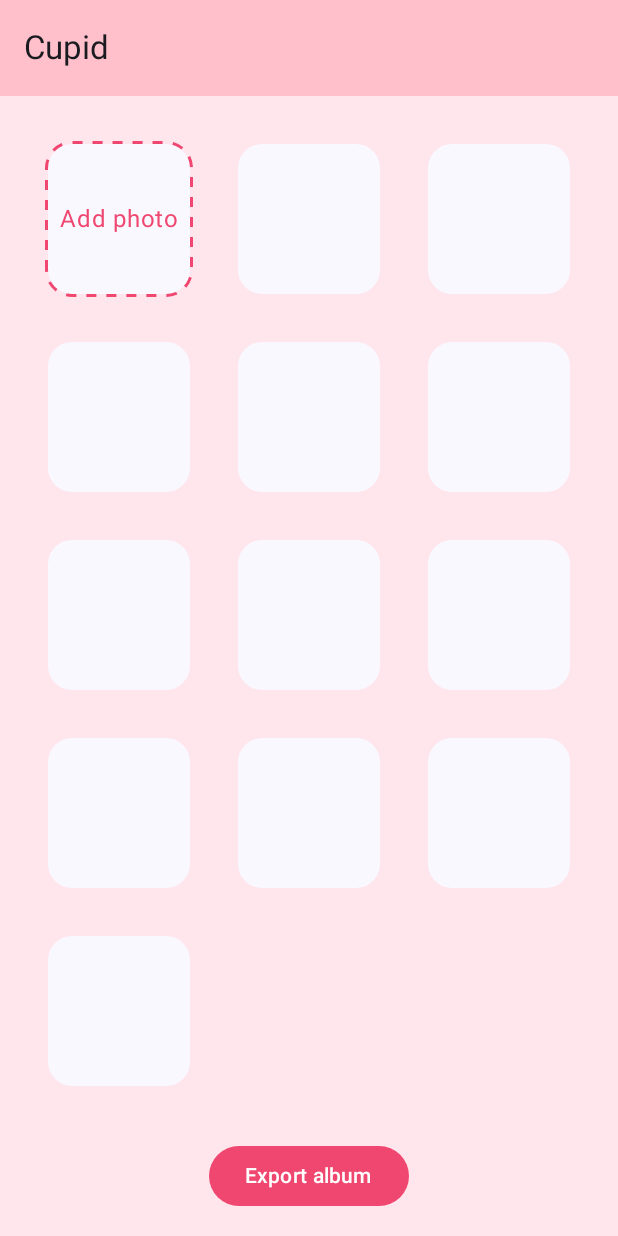
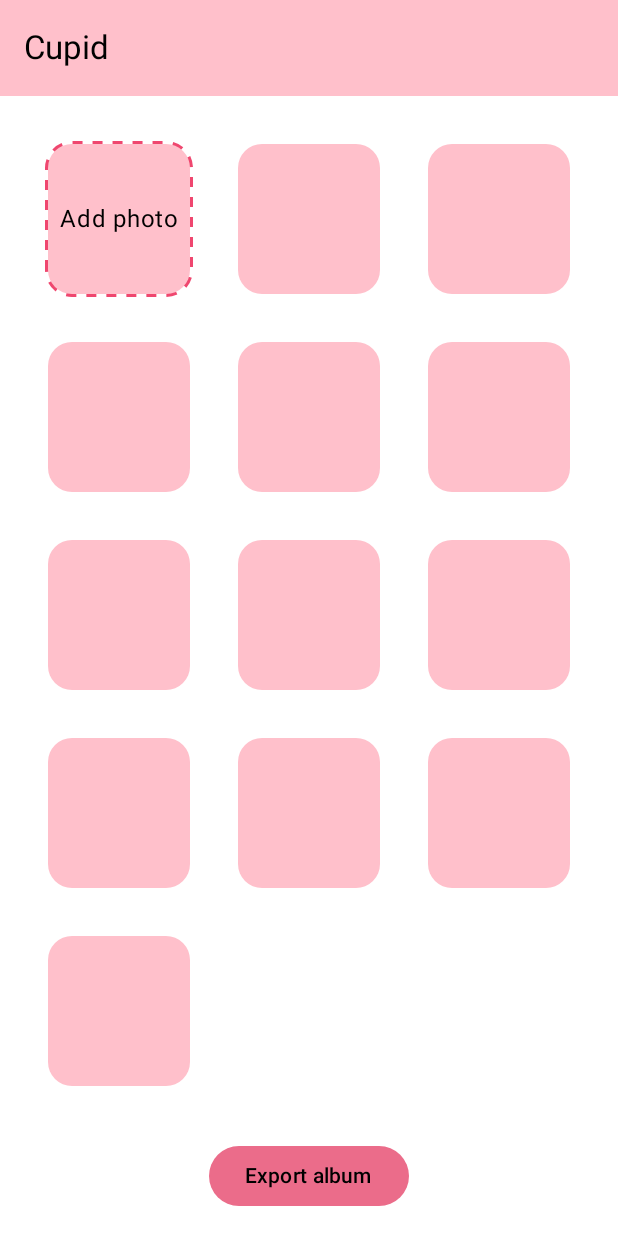
Before and after one commit to matex3525/s5-Android-APP, an Android app built with Jetpack Compose: the screen it shows after launch (MainActivity), after a tap on "Create your first album", on a phone screen of 412 x 824 dp. Run offline under Robolectric (Android 15) with nearby library versions, the phone set to English and light mode, and no system bars.

Commit message:
Fixed theming and advanced the main menu.

```diff
--- a/s5app/app/src/main/java/com/example/s5app/MainActivity.kt
+++ b/s5app/app/src/main/java/com/example/s5app/MainActivity.kt
@@ -4,27 +4,18 @@ import android.os.Bundle
 import androidx.activity.ComponentActivity
 import androidx.activity.compose.setContent
 import androidx.activity.enableEdgeToEdge
-import androidx.compose.foundation.layout.Arrangement
-import androidx.compose.foundation.layout.Column
-import androidx.compose.foundation.layout.PaddingValues
 import androidx.compose.foundation.layout.fillMaxSize
 import androidx.compose.foundation.layout.padding
-import androidx.compose.material3.Button
 import androidx.compose.material3.ExperimentalMaterial3Api
+import androidx.compose.material3.MaterialTheme
 import androidx.compose.material3.Scaffold
 import androidx.compose.material3.Text
 import androidx.compose.material3.TopAppBar
 import androidx.compose.material3.TopAppBarDefaults
+import androidx.compose.material3.contentColorFor
 import androidx.compose.runtime.Composable
-import androidx.compose.runtime.getValue
-import androidx.compose.runtime.mutableIntStateOf
-import androidx.compose.runtime.remember
-import androidx.compose.runtime.setValue
-import androidx.compose.ui.Alignment
 import androidx.compose.ui.Modifier
-import androidx.compose.ui.graphics.Color
 import androidx.compose.ui.tooling.preview.Preview
-import androidx.compose.ui.unit.dp
 import androidx.navigation.compose.NavHost
 import androidx.navigation.compose.composable
 import androidx.navigation.compose.rememberNavController
@@ -34,68 +25,57 @@ import com.example.s5app.screen.AlbumScreen
 import com.example.s5app.screen.MainScreen
 import com.example.s5app.ui.theme.S5appTheme
 
-class MainActivity : ComponentActivity() {
-
+@Composable
 @OptIn(ExperimentalMaterial3Api::class)
-    override fun onCreate(savedInstanceState: Bundle?) {
-        val pinkColor = Color(0xFFFFC0CB)
-        super.onCreate(savedInstanceState)
-        enableEdgeToEdge()
-        setContent {
-            S5appTheme {
+fun MainActivityScreen(startDestination: Any) {
     val navController = rememberNavController()
-                Scaffold(modifier = Modifier.fillMaxSize(),
+    Scaffold(
+        modifier = Modifier.fillMaxSize(),
         topBar = {
             TopAppBar(
                 title = { Text("Cupid") },
-                            colors = TopAppBarDefaults.topAppBarColors(containerColor = pinkColor)
+                colors = TopAppBarDefaults.topAppBarColors(
+                    containerColor = MaterialTheme.colorScheme.surface,
+                    titleContentColor = contentColorFor(MaterialTheme.colorScheme.surface)
                 )
-                    },
-                    content = {
-                        NavHost( navController = navController,
-                            startDestination = MainScreen,
-                            modifier = Modifier.padding(it) )
-                        {
+            )
+        }
+    ) {
+        NavHost(
+            navController = navController,
+            startDestination = startDestination,
+            modifier = Modifier.padding(it)
+        ) {
             composable<MainScreen> {
-                                MainScreen(PaddingValues(horizontal = 48.dp), navController)
+                MainScreen(navController)
             }
             composable<AlbumScreen> {
                 AlbumScreen()
             }
         }
     }
-                )
-            }
-        }
-    }
 }
 
-@Composable
-fun Greeting(name: String, modifier: Modifier = Modifier) {
-    var count by remember {
-        mutableIntStateOf(0)
+class MainActivity : ComponentActivity() {
+    override fun onCreate(savedInstanceState: Bundle?) {
+        super.onCreate(savedInstanceState)
+        enableEdgeToEdge()
+        setContent {
+            S5appTheme {
+                MainActivityScreen(MainScreen)
             }
-    Column(modifier = Modifier.fillMaxSize(), horizontalAlignment = Alignment.CenterHorizontally, verticalArrangement = Arrangement.Center) {
-        Text(
-            text = "Hello",
-            modifier = modifier,
-        )
-        Text(
-            text = name + count,
-            modifier = modifier,
-        )
-        Button(onClick = {
-            count++
-        }) {
-            Text(count.toString())
         }
     }
 }
 
 @Preview(showBackground = true)
 @Composable
-fun GreetingPreview() {
-    S5appTheme {
-        Greeting("Android")
+fun MainPreviewLightMode() = S5appTheme(darkTheme = false) {
+    MainActivityScreen(MainScreen)
 }
+
+@Preview(showBackground = true)
+@Composable
+fun MainPreviewDarkMode() = S5appTheme(darkTheme = true) {
+    MainActivityScreen(MainScreen)
 }
--- a/s5app/app/src/main/java/com/example/s5app/screen/AlbumScreen.kt
+++ b/s5app/app/src/main/java/com/example/s5app/screen/AlbumScreen.kt
@@ -1,6 +1,5 @@
 package com.example.s5app.screen
 
-import androidx.compose.foundation.background
 import androidx.compose.foundation.layout.Box
 import androidx.compose.foundation.layout.fillMaxSize
 import androidx.compose.foundation.layout.padding
@@ -9,13 +8,11 @@ import androidx.compose.foundation.lazy.grid.GridCells
 import androidx.compose.foundation.lazy.grid.LazyVerticalGrid
 import androidx.compose.foundation.shape.RoundedCornerShape
 import androidx.compose.material3.Button
-import androidx.compose.material3.ButtonDefaults
 import androidx.compose.material3.Surface
 import androidx.compose.material3.Text
 import androidx.compose.runtime.Composable
 import androidx.compose.ui.Alignment
 import androidx.compose.ui.Modifier
-import androidx.compose.ui.graphics.Color
 import androidx.compose.ui.unit.dp
 import com.example.s5app.extension.dashedBorder
 import androidx.compose.foundation.layout.Column
@@ -33,10 +30,12 @@ import androidx.compose.ui.platform.LocalContext
 import androidx.compose.foundation.clickable
 import androidx.compose.foundation.lazy.grid.items
 import androidx.compose.ui.graphics.ImageBitmap
+import androidx.compose.ui.tooling.preview.Preview
 import androidx.lifecycle.ViewModel
 import androidx.lifecycle.viewmodel.compose.viewModel
+import com.example.s5app.ui.theme.S5appTheme
 
-class AlbumScreenViewModel(): ViewModel() {
+class AlbumScreenViewModel : ViewModel() {
     val images = mutableStateListOf(AlbumImage(), AlbumImage(), AlbumImage(), AlbumImage(), AlbumImage(), AlbumImage(), AlbumImage(), AlbumImage(), AlbumImage(), AlbumImage(), AlbumImage(), AlbumImage())
     fun addImage(imageBitmap: ImageBitmap? = null) {
         images.add(AlbumImage(null, imageBitmap))
@@ -46,14 +45,10 @@ class AlbumScreenViewModel(): ViewModel() {
 @Composable
 fun AlbumScreen(vm: AlbumScreenViewModel = viewModel()) {
     Column(
-        modifier = Modifier
-            .background(Color(0xFFFFE5EC))
-            .fillMaxSize()
+        modifier = Modifier.fillMaxSize()
     ) {
         Box(
-            modifier = Modifier
-                .weight(1f)
-                .padding(16.dp)
+            modifier = Modifier.weight(1.0f).padding(16.dp)
         ) {
             LazyVerticalGrid(
                 columns = GridCells.Fixed(3),
@@ -74,10 +69,6 @@ fun AlbumScreen(vm: AlbumScreenViewModel = viewModel()) {
         ) {
             Button(
                 onClick = { /* Do something */ },
-                colors = ButtonDefaults.buttonColors(
-                    containerColor = Color(0xFFEF476F), // Background color
-                    contentColor = Color.White // Text color
-                )
             ) {
                 Text("Export album")
             }
@@ -137,7 +128,7 @@ fun AddImageGridCell(vm: AlbumScreenViewModel) {
         modifier = Modifier
             .padding(16.dp)
             .size(100.dp)
-            .dashedBorder(4.dp, Color(0xFFEF476F), 16.dp)
+            .dashedBorder(4.dp,MaterialTheme.colorScheme.secondary,16.dp)
             .clickable { expanded = true }
     ) {
         Box(
@@ -146,7 +137,7 @@ fun AddImageGridCell(vm: AlbumScreenViewModel) {
         ) {
             Text(
                 text = "Add photo",
-                color = Color(0xFFEF476F)
+                //color = Color(0xFFEF476F)
             )
         }
     }
@@ -157,9 +148,9 @@ fun AddImageGridCell(vm: AlbumScreenViewModel) {
     ) {
         DropdownMenuItem(
             onClick = {
-            expanded = false
-            val cameraIntent = Intent(MediaStore.ACTION_IMAGE_CAPTURE)
-            cameraLauncher.launch(cameraIntent)
+                expanded = false
+                val cameraIntent = Intent(MediaStore.ACTION_IMAGE_CAPTURE)
+                cameraLauncher.launch(cameraIntent)
             },
             text = {
                 Text("Camera")
@@ -167,8 +158,8 @@ fun AddImageGridCell(vm: AlbumScreenViewModel) {
         )
         DropdownMenuItem(
             onClick = {
-            expanded = false
-            galleryLauncher.launch("image/*")
+                expanded = false
+                galleryLauncher.launch("image/*")
             },
             text = {
                 Text("Gallery")
@@ -176,3 +167,15 @@ fun AddImageGridCell(vm: AlbumScreenViewModel) {
         )
     }
 }
+
+@Preview(showBackground = true,backgroundColor = 0xFFFFFFFF)
+@Composable
+fun AlbumScreenPreviewLightMode() = S5appTheme(darkTheme = false) {
+    AlbumScreen()
+}
+
+@Preview(showBackground = true,backgroundColor = 0xFF000000)
+@Composable
+fun AlbumScreenPreviewDarkMode() = S5appTheme(darkTheme = true) {
+    AlbumScreen()
+}
--- a/s5app/app/src/main/java/com/example/s5app/screen/MainScreen.kt
+++ b/s5app/app/src/main/java/com/example/s5app/screen/MainScreen.kt
@@ -4,60 +4,79 @@ import androidx.compose.foundation.background
 import androidx.compose.foundation.layout.Arrangement
 import androidx.compose.foundation.layout.Box
 import androidx.compose.foundation.layout.Column
-import androidx.compose.foundation.layout.PaddingValues
+import androidx.compose.foundation.layout.Row
 import androidx.compose.foundation.layout.Spacer
 import androidx.compose.foundation.layout.fillMaxSize
 import androidx.compose.foundation.layout.fillMaxWidth
 import androidx.compose.foundation.layout.height
-import androidx.compose.foundation.layout.padding
 import androidx.compose.foundation.layout.size
+import androidx.compose.foundation.layout.width
 import androidx.compose.foundation.shape.RoundedCornerShape
 import androidx.compose.material3.Button
-import androidx.compose.material3.ButtonDefaults
+import androidx.compose.material3.Surface
 import androidx.compose.material3.Text
+import androidx.compose.material3.TextField
 import androidx.compose.runtime.Composable
+import androidx.compose.runtime.getValue
+import androidx.compose.runtime.mutableStateOf
+import androidx.compose.runtime.remember
+import androidx.compose.runtime.setValue
 import androidx.compose.ui.Alignment
 import androidx.compose.ui.Modifier
 import androidx.compose.ui.graphics.Color
 import androidx.compose.ui.tooling.preview.Preview
 import androidx.compose.ui.unit.dp
 import androidx.navigation.NavController
-import com.example.s5app.Greeting
 import com.example.s5app.navigation.AlbumScreen
 import com.example.s5app.ui.theme.S5appTheme
 
 @Composable
-fun MainScreen(padding: PaddingValues = PaddingValues(horizontal = 48.dp), navController: NavController? = null) {
+fun MainScreen(navController: NavController? = null) {
+    var joinCodeText by remember { mutableStateOf("") }
     Box(
-        modifier = Modifier
-            .fillMaxSize() // Fill the entire screen
-            .background(Color(0xFFFFE5EC))
-            .padding(padding)
+        modifier = Modifier.fillMaxSize().background(Color.Transparent)
+    ) {
+        Surface(
+            modifier = Modifier.height(200.dp).fillMaxWidth(fraction = 0.9f).align(Alignment.Center),
+            shape = RoundedCornerShape(24.dp)
+        ) {
+            Column(
+                modifier = Modifier.fillMaxSize(),
+                horizontalAlignment = Alignment.CenterHorizontally,
+                verticalArrangement = Arrangement.Center
+            ) {
+                Text(text = "Welcome to Cupid")
+                Spacer(modifier = Modifier.size(width = 0.dp,height = 12.dp))
 
-    ) {
-        Box(
-            modifier = Modifier
-                .height(200.dp)
-                .fillMaxWidth()
-                .background(Color(0xFFFFC0CB), shape = RoundedCornerShape(16.dp))
-                .align(Alignment.Center)
-        ) {
-            Column(modifier = Modifier.fillMaxSize(), horizontalAlignment = Alignment.CenterHorizontally, verticalArrangement = Arrangement.Center) {
-                Text(text = "Welcome to Cupid")
-                Spacer(modifier = Modifier.size(width = 0.dp, height = 48.dp))
+                Row(
+                    modifier = Modifier.fillMaxWidth(),
+                    verticalAlignment = Alignment.CenterVertically,
+                    horizontalArrangement = Arrangement.Center
+                ) {
+                    TextField(
+                        modifier = Modifier.fillMaxWidth(0.5f),
+                        value = joinCodeText,
+                        onValueChange = { joinCodeText = it },
+                        label = { Text("Join code") }
+                    )
+                    Spacer(modifier = Modifier.width(8.dp))
+                    Button(
+                        modifier = Modifier.fillMaxWidth(0.5f),
+                        onClick = {
+                            //@TODO: Join to an event by code.
+                        }
+                    ) {
+                        Text(text = "Join")
+                    }
+                }
 
+                Text(text = "or")
 
-//        Text(
-//            text = name + count,
-//            modifier = Modifier,
-//        )
                 Button(
                     onClick = {
+                        //@TODO: Create a new event.
                         navController?.navigate(AlbumScreen)
-                    },
-                    colors = ButtonDefaults.buttonColors( containerColor = Color(0xFFEF476F), // Background color
-                        contentColor = Color.White // Text color
-                    )
+                    }
                 ) {
                     Text(text = "Create your first album")
                 }
@@ -66,10 +85,14 @@ fun MainScreen(padding: PaddingValues = PaddingValues(horizontal = 48.dp), navCo
     }
 }
 
-@Preview(showBackground = true)
+@Preview(showBackground = true,backgroundColor = 0xFFFFFFFF)
 @Composable
-fun MainScreenPreview() {
-    S5appTheme {
-        MainScreen()
-    }
+fun MainScreenPreviewLightMode() = S5appTheme(darkTheme = false) {
+    MainScreen()
 }
+
+@Preview(showBackground = true,backgroundColor = 0xFF000000)
+@Composable
+fun MainScreenPreviewDarkMode() = S5appTheme(darkTheme = true) {
+    MainScreen()
+}
--- a/s5app/app/src/main/java/com/example/s5app/ui/theme/Color.kt
+++ /dev/null
@@ -1,11 +0,0 @@
-package com.example.s5app.ui.theme
-
-import androidx.compose.ui.graphics.Color
-
-val Purple80 = Color(0xFFD0BCFF)
-val PurpleGrey80 = Color(0xFFCCC2DC)
-val Pink80 = Color(0xFFEFB8C8)
-
-val Purple40 = Color(0xFF6650a4)
-val PurpleGrey40 = Color(0xFF625b71)
-val Pink40 = Color(0xFF7D5260)
--- a/s5app/app/src/main/java/com/example/s5app/ui/theme/Theme.kt
+++ b/s5app/app/src/main/java/com/example/s5app/ui/theme/Theme.kt
@@ -1,58 +1,61 @@
 package com.example.s5app.ui.theme
 
-import android.app.Activity
-import android.os.Build
 import androidx.compose.foundation.isSystemInDarkTheme
 import androidx.compose.material3.MaterialTheme
 import androidx.compose.material3.darkColorScheme
-import androidx.compose.material3.dynamicDarkColorScheme
-import androidx.compose.material3.dynamicLightColorScheme
 import androidx.compose.material3.lightColorScheme
 import androidx.compose.runtime.Composable
-import androidx.compose.ui.platform.LocalContext
+import androidx.compose.ui.graphics.Color
+import androidx.compose.ui.tooling.preview.Preview
+import com.example.s5app.MainActivityScreen
+import com.example.s5app.navigation.MainScreen
+
+/*
+val pinkColor = Color(0xFFFFC0CB)
+val Purple80 = Color(0xFFD0BCFF)
+val PurpleGrey80 = Color(0xFFCCC2DC)
+val Pink80 = Color(0xFFEFB8C8)
+
+val Purple40 = Color(0xFF6650a4)
+val PurpleGrey40 = Color(0xFF625b71)
+val Pink40 = Color(0xFF7D5260)
+*/
+
+private val LightColorScheme = lightColorScheme(
+    primary = Color(0xFFEB6C8A),
+    onPrimary = Color.Black,
+    secondary = Color(0xFFEF476F),
+    onSecondary = Color.Black,
+    background = Color.White,
+    surface = Color(0xFFFFC0CB),
+    onSurface = Color.Black
+)
 
 private val DarkColorScheme = darkColorScheme(
-    primary = Purple80,
-    secondary = PurpleGrey80,
-    tertiary = Pink80
-)
-
-private val LightColorScheme = lightColorScheme(
-    primary = Purple40,
-    secondary = PurpleGrey40,
-    tertiary = Pink40
-
-    /* Other default colors to override
-    background = Color(0xFFFFFBFE),
-    surface = Color(0xFFFFFBFE),
+    primary = Color(0xFF701429),
     onPrimary = Color.White,
+    secondary = Color(0xFFEF476F),
     onSecondary = Color.White,
-    onTertiary = Color.White,
-    onBackground = Color(0xFF1C1B1F),
-    onSurface = Color(0xFF1C1B1F),
-    */
+    background = Color.Black,
+    surface = Color(0xFF420C19),
+    onSurface = Color.White
 )
 
 @Composable
-fun S5appTheme(
-    darkTheme: Boolean = isSystemInDarkTheme(),
-    // Dynamic color is available on Android 12+
-    dynamicColor: Boolean = true,
-    content: @Composable () -> Unit
-) {
-    val colorScheme = when {
-        dynamicColor && Build.VERSION.SDK_INT >= Build.VERSION_CODES.S -> {
-            val context = LocalContext.current
-            if (darkTheme) dynamicDarkColorScheme(context) else dynamicLightColorScheme(context)
-        }
+fun S5appTheme(darkTheme: Boolean = isSystemInDarkTheme(),content: @Composable () -> Unit) = MaterialTheme(
+    colorScheme = if(darkTheme) DarkColorScheme else LightColorScheme,
+    typography = Typography,
+    content = content
+)
 
-        darkTheme -> DarkColorScheme
-        else -> LightColorScheme
-    }
+@Preview(showBackground = true)
+@Composable
+fun GreetingPreviewLightMode() = S5appTheme(darkTheme = false) {
+    MainActivityScreen(MainScreen)
+}
 
-    MaterialTheme(
-        colorScheme = colorScheme,
-        typography = Typography,
-        content = content
-    )
+@Preview(showBackground = true)
+@Composable
+fun GreetingPreviewDarkMode() = S5appTheme(darkTheme = true) {
+    MainActivityScreen(MainScreen)
 }
```
Lines whose indentation alone changed are shown as unchanged.
